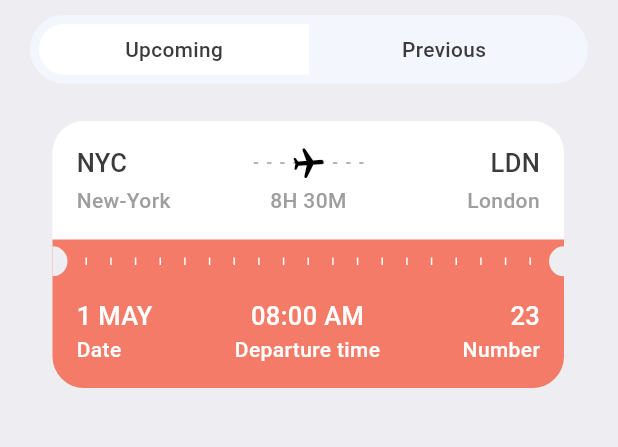
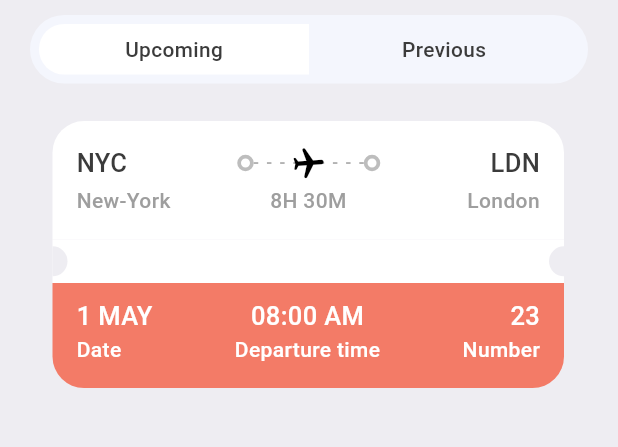
Before and after one commit to HumbleGh/tickets_app, a Flutter app: the TicketScreen screen opened directly, on a phone screen of 412 x 824 dp, the part 165-612 px from its top. Run offline on Flutter 3.47's test engine with Material 2 defaults, Android fonts, the phone set to English and light mode, and no system bars; our stand-ins replace fluentui_system_icons, gap, get.

Commit message:
minor updates

```diff
--- a/lib/screens/tickets_view.dart
+++ b/lib/screens/tickets_view.dart
@@ -135,7 +135,7 @@ class TicketView extends StatelessWidget {
             */
 
             Container(
-              color: Styles.orangeColor,
+              color: isColor == null ? Styles.orangeColor : Colors.white,
               child: Row(
                 children: [
                   SizedBox(
--- a/lib/widgets/thick_container.dart
+++ b/lib/widgets/thick_container.dart
@@ -10,7 +10,9 @@ class ThickContainer extends StatelessWidget {
       padding: const EdgeInsets.all(3.0),
       decoration: BoxDecoration(
           borderRadius: BorderRadius.circular(20),
-          border: Border.all(width: 2.5, color: Colors.white)),
+          border: Border.all(
+              width: 2.5,
+              color: isColor == null ? Colors.white : Colors.grey.shade400)),
     );
   }
 }
```
